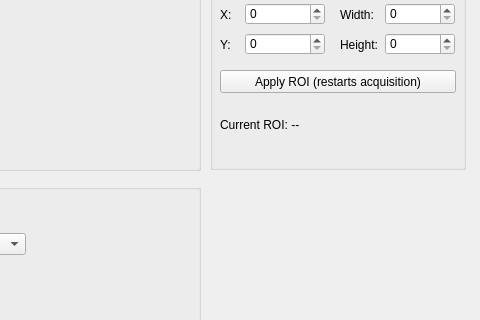
Above: main-des.ui from fossil-fishhhooks/kerr-imaging before the change; both pictures show x 470 to 950 and y 480 to 800 of the 950 by 960 pixel window. Below: the same form after it.
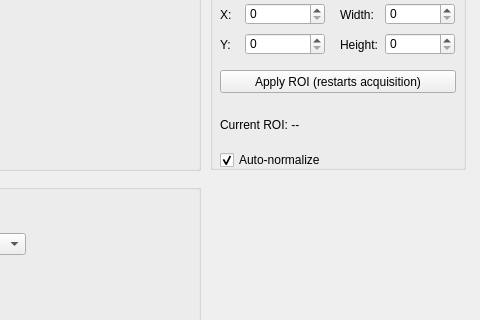
That is the form after the change.

Diff of the .ui file:
```diff
--- a/main-des.ui
+++ b/main-des.ui
@@ -567,6 +567,22 @@
       <bool>true</bool>
      </property>
     </widget>
+     <widget class="QCheckBox" name="normalize_check">
+      <property name="geometry">
+       <rect>
+        <x>10</x>
+        <y>240</y>
+        <width>236</width>
+        <height>20</height>
+       </rect>
+      </property>
+      <property name="text">
+       <string>Auto-normalize</string>
+      </property>
+      <property name="checked">
+       <bool>true</bool>
+      </property>
+      </widget>
    </widget>
    <widget class="QTextEdit" name="log">
     <property name="geometry">
```
Lines whose indentation alone changed are shown as unchanged.
